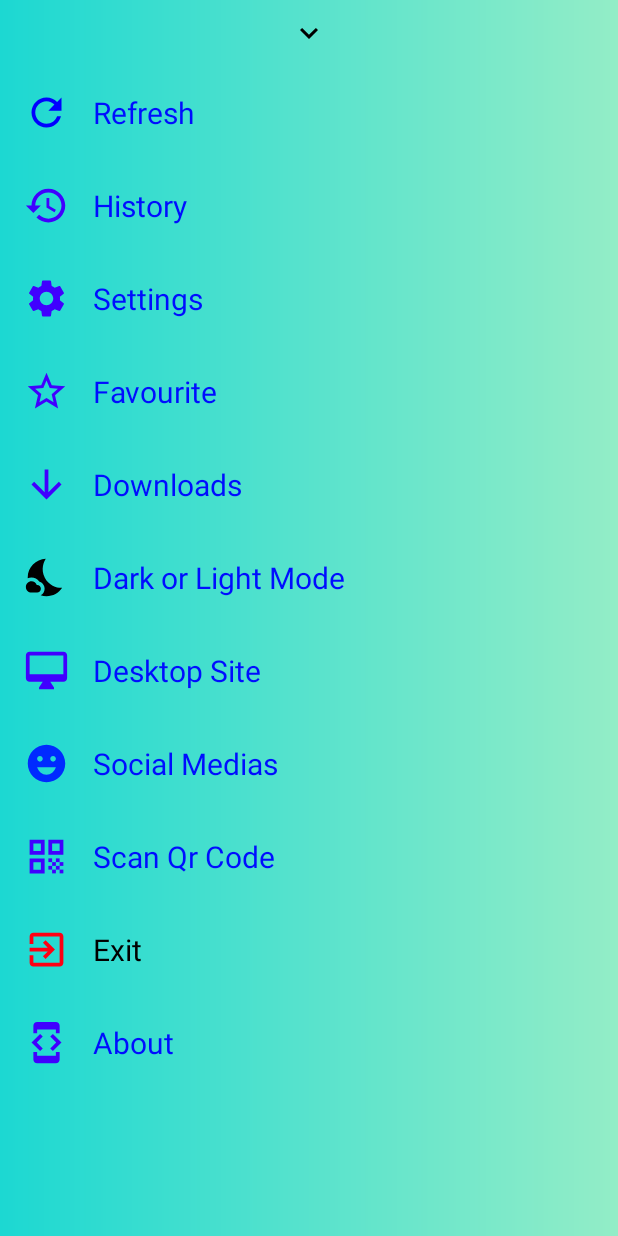
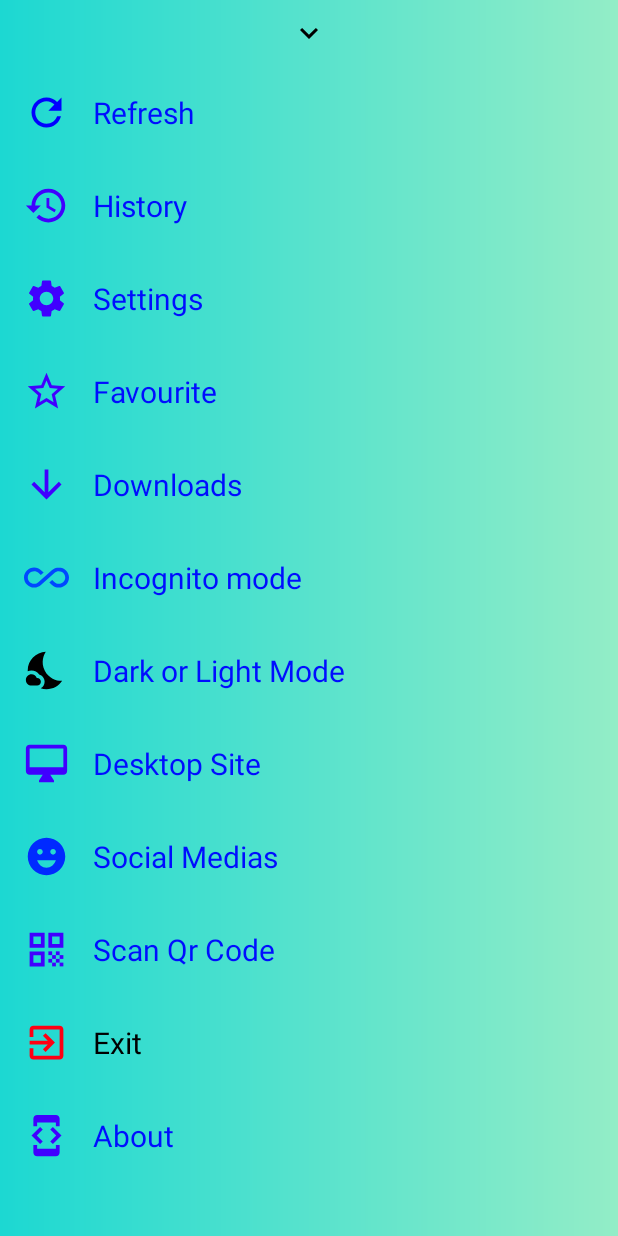
Before and after one commit to devilsoul17/javalbrowser, an Android app: the layout reorderdialog.xml on its own in the app's theme, with its tools: preview values and no code run, on a phone screen of 412 x 824 dp. Run offline under Robolectric (Android 15) with nearby library versions, the light colour scheme and no system bars.

Commit message:
java app

```diff
--- a/app/src/main/java/com/santhosh/browser_app/MainActivity.java
+++ b/app/src/main/java/com/santhosh/browser_app/MainActivity.java
@@ -44,7 +44,7 @@
 
     private static final int REQUEST_CODE_SPEECH_INPUT = 1000;
     ImageButton btnrefresh, btnmic, searchbtn, back;
-    ImageButton more, forward, stop, refbtn, home, btnbookmark;
+    ImageButton more, forward, stop, refbtn, home, incognito, btnbookmark;
     Button btntvForTab;
     EditText edittexturl;
     WebView webView;
@@ -75,6 +75,7 @@
         stop = (ImageButton) findViewById(R.id.stop);
         refbtn = (ImageButton) findViewById(R.id.refbtn);
         home = (ImageButton) findViewById(R.id.home);
+//        incognito = (ImageButton) findViewById(R.id.incognito);
         more = (ImageButton) findViewById(R.id.more);
         btntvForTab = findViewById(R.id.btnTextViewForTab);
         btnbookmark = findViewById(R.id.btnAddtobookmarks);
@@ -246,6 +247,13 @@
                     }
                 });
 
+                sheetView.findViewById(R.id.incognito).setOnClickListener(new View.OnClickListener() {
+                    @Override
+                    public void onClick(View view) {
+                        Toast.makeText(MainActivity.this, "Incognito mode is currently not available", Toast.LENGTH_SHORT).show();
+                    }
+                });
+
                 sheetView.findViewById(R.id.socialmedia).setOnClickListener(new View.OnClickListener() {
                     @Override
                     public void onClick(View view) {
@@ -367,6 +375,8 @@
                 webView.loadUrl("https://google.com");
             }
         });
+
+
 
         btnbookmark.setOnClickListener(new View.OnClickListener() {
             @Override
--- /dev/null
+++ b/app/src/main/res/drawable/ic_baseline_all_inclusive_24.xml
@@ -0,0 +1,5 @@
+<vector android:height="24dp" android:tint="#0048FF"
+    android:viewportHeight="24" android:viewportWidth="24"
+    android:width="24dp" xmlns:android="http://schemas.android.com/apk/res/android">
+    <path android:fillColor="@android:color/white" android:pathData="M18.6,6.62c-1.44,0 -2.8,0.56 -3.77,1.53L12,10.66 10.48,12h0.01L7.8,14.39c-0.64,0.64 -1.49,0.99 -2.4,0.99 -1.87,0 -3.39,-1.51 -3.39,-3.38S3.53,8.62 5.4,8.62c0.91,0 1.76,0.35 2.44,1.03l1.13,1 1.51,-1.34L9.22,8.2C8.2,7.18 6.84,6.62 5.4,6.62 2.42,6.62 0,9.04 0,12s2.42,5.38 5.4,5.38c1.44,0 2.8,-0.56 3.77,-1.53l2.83,-2.5 0.01,0.01L13.52,12h-0.01l2.69,-2.39c0.64,-0.64 1.49,-0.99 2.4,-0.99 1.87,0 3.39,1.51 3.39,3.38s-1.52,3.38 -3.39,3.38c-0.9,0 -1.76,-0.35 -2.44,-1.03l-1.14,-1.01 -1.51,1.34 1.27,1.12c1.02,1.01 2.37,1.57 3.82,1.57 2.98,0 5.4,-2.41 5.4,-5.38s-2.42,-5.37 -5.4,-5.37z"/>
+</vector>
--- a/app/src/main/res/layout/activity_downloads.xml
+++ b/app/src/main/res/layout/activity_downloads.xml
@@ -4,6 +4,7 @@
     xmlns:tools="http://schemas.android.com/tools"
     android:layout_width="match_parent"
     android:layout_height="match_parent"
+    android:background="@color/white"
     tools:context=".downloads">
 
     <TextView
--- a/app/src/main/res/layout/activity_main.xml
+++ b/app/src/main/res/layout/activity_main.xml
@@ -58,7 +58,7 @@
         android:layout_weight="0.1"
         android:background="@drawable/actionbar_bg"
         android:orientation="horizontal"
-        android:weightSum="5">
+        android:weightSum="7">
 
         <ImageButton
             android:layout_width="wrap_content"
--- a/app/src/main/res/layout/reorderdialog.xml
+++ b/app/src/main/res/layout/reorderdialog.xml
@@ -126,6 +126,30 @@
             android:layout_width="wrap_content"
             android:layout_height="wrap_content"
             android:text="Downloads"
+            android:layout_gravity="center_vertical"
+            android:padding="8dp"
+            android:textColor="#000DFF"
+            android:textSize="20dp"/>
+
+    </LinearLayout>
+
+    <LinearLayout
+        android:layout_width="match_parent"
+        android:layout_height="wrap_content"
+        android:orientation="horizontal"
+        android:id="@+id/incognito"
+        android:background="?android:attr/selectableItemBackground"
+        android:padding="8dp">
+
+        <ImageView
+            android:layout_width="30dp"
+            android:layout_height="30dp"
+            android:src="@drawable/ic_baseline_all_inclusive_24"
+            android:layout_margin="8dp"/>
+        <TextView
+            android:layout_width="wrap_content"
+            android:layout_height="wrap_content"
+            android:text="Incognito mode"
             android:layout_gravity="center_vertical"
             android:padding="8dp"
             android:textColor="#000DFF"
```
